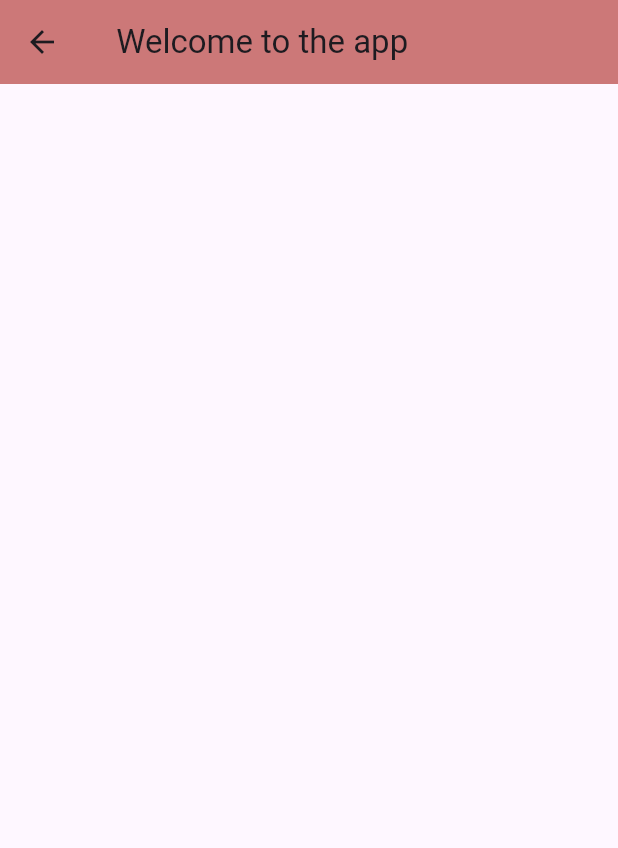
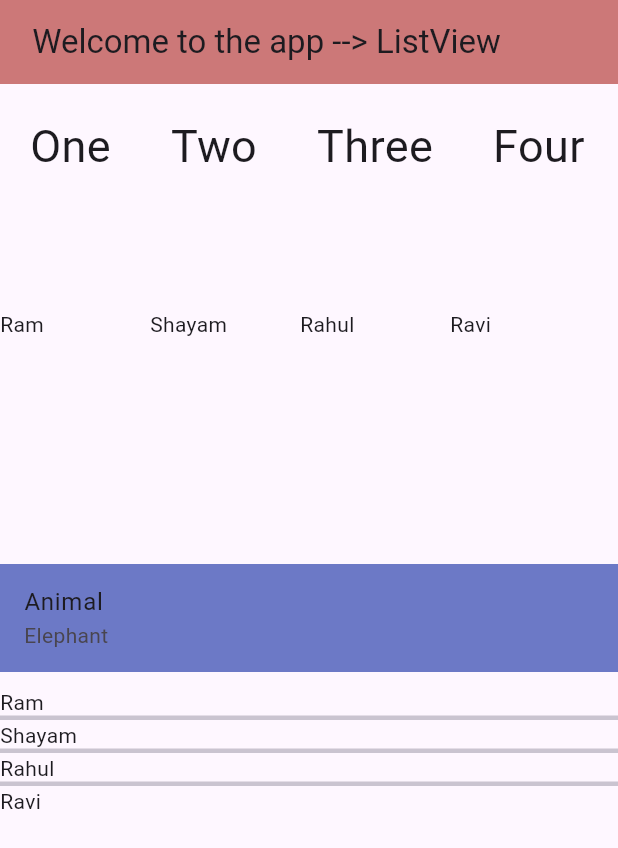
Before and after one commit to DakshKatewa/basics2flutter, a Flutter app: the Welcome screen opened directly, on a phone screen of 412 x 824 dp. Shown: the top 848 px of the screen. Run offline on Flutter 3.47's test engine with Material 3 defaults, Android fonts, the phone set to English and light mode, and no system bars; our stand-ins replace firebase_auth, firebase_core; accounts and stored records are empty.

Commit message:
added ListView and Listtiles

```diff
--- a/lib/controller.dart
+++ b/lib/controller.dart
@@ -5,6 +5,9 @@ class Controller extends StatefulWidget {
 
   @override
   State<Controller> createState() => _ControllerState();
+  /*
+    _controllerState is the state class, Controller class is the widget class
+   */
 }
 
 class _ControllerState extends State<Controller> {
--- /dev/null
+++ b/lib/core/app_routes.dart
@@ -0,0 +1,15 @@
+import 'package:basics_to_flutter/welcom.dart';
+import 'package:flutter/cupertino.dart';
+
+class AppRoutes {
+
+  // we made a static function which means it can be used  without instanciating
+
+  static Map<String, WidgetBuilder> getRoutes() {
+
+    /// (context) => Wlecome()    is a WidgetBuilder
+    return {
+      '/welcome': (context) => const Welcome(),
+    };
+  }
+}
--- a/lib/welcom.dart
+++ b/lib/welcom.dart
@@ -3,12 +3,108 @@ import 'package:flutter/material.dart';
 class Welcome extends StatelessWidget {
   const Welcome({super.key});
 
+  /// going to use listview and listview.builder in this class
+
   @override
   Widget build(BuildContext context) {
+    var arrNames = ["Ram", "Shayam", "Rahul", "Ravi"];
+
     return Scaffold(
-        appBar: AppBar(
-      title: const Text(" Welcome to the app"),
-      backgroundColor: const Color.fromARGB(255, 204, 120, 120),
-    ));
+      appBar: AppBar(
+        title: const Text(" Welcome to the app --> ListView"),
+        backgroundColor: const Color.fromARGB(255, 204, 120, 120),
+      ),
+      body: Column(
+        children: [
+          // ignore: sized_box_for_whitespace
+          Container(
+            height: 150,
+
+            // creating ListView here
+
+            child: ListView(
+              scrollDirection: Axis.horizontal,
+              children: const [
+                Padding(
+                  padding: EdgeInsets.all(20.0),
+                  child: Text(
+                    "One",
+                    style: TextStyle(fontSize: 30),
+                  ),
+                ),
+                Padding(
+                  padding: EdgeInsets.all(20.0),
+                  child: Text(
+                    "Two",
+                    style: TextStyle(fontSize: 30),
+                  ),
+                ),
+                Padding(
+                  padding: EdgeInsets.all(20.0),
+                  child: Text(
+                    "Three",
+                    style: TextStyle(fontSize: 30),
+                  ),
+                ),
+                Padding(
+                  padding: EdgeInsets.all(20.0),
+                  child: Text(
+                    "Four",
+                    style: TextStyle(fontSize: 30),
+                  ),
+                ),
+              ],
+            ),
+          ),
+
+          // Creating ListView.builder here
+
+          // ignore: sized_box_for_whitespace
+          Container(
+            height: 150,
+            child: ListView.builder(
+              // we created the listView builder
+              scrollDirection: Axis.horizontal,
+              itemCount: arrNames.length,
+              itemExtent: 100, // give each item some free space
+              itemBuilder: (context, index) {
+                return Text(arrNames[index]);
+              },
+            ),
+          ),
+          const SizedBox(
+            height: 20,
+          ),
+          const ListTile(
+            title: Text("Animal"),
+            subtitle: Text("Elephant"),
+            tileColor: Color.fromARGB(255, 108, 121, 198),
+          ),
+          // usually have these  parts trialing leading title and subtitle, onTap functionality
+
+          const SizedBox(
+            height: 10,
+          ),
+
+          // Creating ListView.seprated here
+
+          // ignore: sized_box_for_whitespace
+          Container(
+            height: 100,
+            child: ListView.separated(
+                itemBuilder: (context, index) {
+                  return Text(arrNames[index]);
+                },
+                separatorBuilder: (context, index) {
+                  return const Divider(
+                    height: 2,
+                    thickness: 3,
+                  );
+                },
+                itemCount: arrNames.length),
+          )
+        ],
+      ),
+    );
   }
 }
```
Also changed, not shown: lib/auth/signin.dart (renamed from lib/old_user.dart, +15 -11 lines), lib/auth/signup.dart (renamed from lib/login.dart, +20 -12 lines), lib/listtiles.dart (added, +26 -0 lines), lib/main.dart (+10 -4 lines), lib/core/app_colors.dart (renamed from lib/cores/app_colors.dart).
